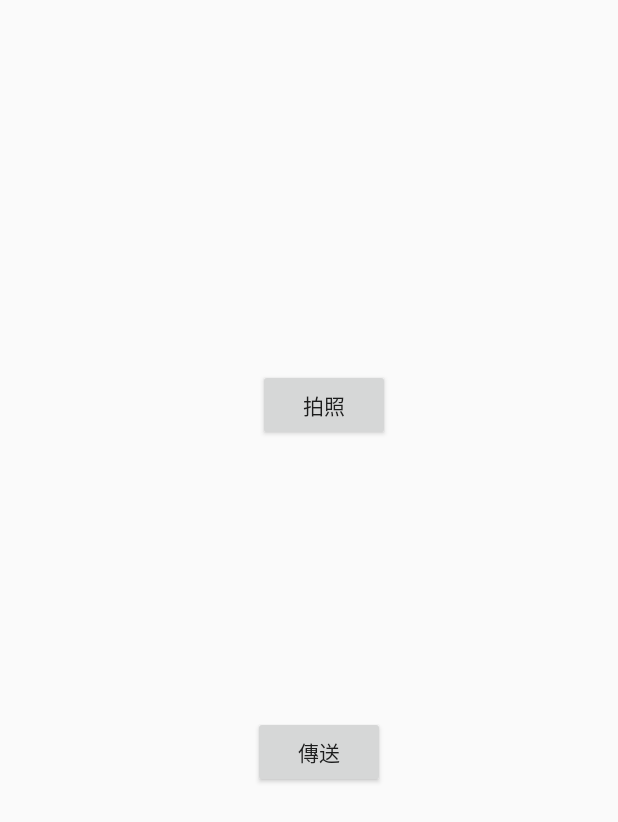
After one commit to kevin77688/Face_recognition, an Android app: the student_upload screen opened directly, with no data from a screen before it, on a phone screen of 412 x 824 dp. The commit adds this screen. Shown: the top 822 px of the screen. Run offline under Robolectric (Android 15) with nearby library versions, the phone set to English and light mode, and no system bars; our stand-ins replace RxJava; pictures from the network do not load.

Commit message:
upload avatar

```diff
--- a/project_app/app/src/main/java/com/example/myapplication/Retrofit/IMyService.java
+++ b/project_app/app/src/main/java/com/example/myapplication/Retrofit/IMyService.java
@@ -1,9 +1,14 @@
 package com.example.myapplication.Retrofit;
 
 import io.reactivex.Observable;
+import okhttp3.MultipartBody;
+import okhttp3.RequestBody;
+import okhttp3.ResponseBody;
 import retrofit2.http.Field;
 import retrofit2.http.FormUrlEncoded;
+import retrofit2.http.Multipart;
 import retrofit2.http.POST;
+import retrofit2.http.Part;
 
 public interface IMyService {
     @POST("register")
@@ -27,4 +32,12 @@ public interface IMyService {
     Observable<String> findName(
             @Field("email") String email
     );
+    @Multipart
+    @POST("studentUpload")
+    Observable<ResponseBody> studentUpload(
+            // @Part("user_id") RequestBody id,
+            @Part("full_name") RequestBody fullName,
+            @Part MultipartBody.Part image
+            // @Part("other") RequestBody other
+    );
 }
--- a/project_app/app/src/main/java/com/example/myapplication/loginTest.java
+++ b/project_app/app/src/main/java/com/example/myapplication/loginTest.java
@@ -147,6 +147,7 @@ public class loginTest extends AppCompatActivity {
                         Toast.makeText(loginTest.this, "" + response, Toast.LENGTH_SHORT).show();
                     }
                 }));
+        goToPage(student_opertion.class);
     }
 
     private void loginUser(String email, String password) {
--- /dev/null
+++ b/project_app/app/src/main/java/com/example/myapplication/student_upload.java
@@ -0,0 +1,144 @@
+package com.example.myapplication;
+
+import java.io.ByteArrayOutputStream;
+import java.io.File;
+
+import android.Manifest;
+import android.content.ContentValues;
+import android.content.Intent;
+import android.content.pm.PackageManager;
+import android.database.Cursor;
+import android.graphics.Bitmap;
+import android.net.Uri;
+import android.os.Build;
+import android.os.Bundle;
+import android.os.Environment;
+import android.os.StrictMode;
+import android.provider.MediaStore;
+import android.support.annotation.NonNull;
+import android.support.annotation.Nullable;
+import android.support.annotation.RequiresApi;
+import android.support.v7.app.AppCompatActivity;
+import android.util.Log;
+import android.view.View;
+import android.view.View.OnClickListener;
+import android.widget.Button;
+import android.widget.ImageView;
+import android.widget.Toast;
+
+import com.example.myapplication.Retrofit.IMyService;
+import com.example.myapplication.Retrofit.RetrofitClient;
+
+import io.reactivex.android.schedulers.AndroidSchedulers;
+import io.reactivex.disposables.CompositeDisposable;
+import io.reactivex.functions.Consumer;
+import io.reactivex.schedulers.Schedulers;
+import okhttp3.MediaType;
+import okhttp3.MultipartBody;
+import okhttp3.RequestBody;
+import okhttp3.ResponseBody;
+import retrofit2.Retrofit;
+import retrofit2.http.Multipart;
+
+public class student_upload extends AppCompatActivity {
+    public static final int PERMISSION_CODE = 1000;
+    public static final int IMAGE_CAPTURED_CODE = 1001;
+    public static final String IMAGE_UNSPECIFIED = "image/*";
+    ImageView imageView = null;
+    Button buttonUpload = null;
+    Button buttonCapture = null;
+    Button buttonConfirm = null;
+    CompositeDisposable compositeDisposable = new CompositeDisposable();
+    IMyService iMyService;
+    Uri image_uri;
+    @Override
+    protected void onCreate(Bundle savedInstanceState){
+        super.onCreate(savedInstanceState);
+        setContentView(R.layout.activity_student_upload);
+
+        // Init Services
+        Retrofit retrofitClient = RetrofitClient.getInstance();
+        iMyService = retrofitClient.create(IMyService.class);
+
+        imageView = findViewById(R.id.imageView5);
+        buttonCapture = findViewById(R.id.capture_button);
+        buttonConfirm = findViewById(R.id.conform_button);
+        buttonCapture.setOnClickListener(new View.OnClickListener(){
+            public void onClick(View v){
+                if (Build.VERSION.SDK_INT >= Build.VERSION_CODES.M){
+                    if (checkSelfPermission(Manifest.permission.CAMERA) == PackageManager.PERMISSION_DENIED || checkSelfPermission(Manifest.permission.WRITE_EXTERNAL_STORAGE) == PackageManager.PERMISSION_DENIED){
+                        String[] permission = {Manifest.permission.CAMERA, Manifest.permission.WRITE_EXTERNAL_STORAGE};
+                        requestPermissions(permission, PERMISSION_CODE);
+                    }
+                    else {
+                        //permission already granted
+                        openCamera();
+                    }
+                }
+                else{
+                    //sysyem os < marshmallow
+                    openCamera();
+                }
+            }
+        });
+        buttonConfirm.setOnClickListener(new View.OnClickListener(){
+            public void onClick(View v){
+                File f = new File(getPath(image_uri));
+                RequestBody requestFile = RequestBody.create(MediaType.parse("multipart/form-data"), f);
+                MultipartBody.Part body = MultipartBody.Part.createFormData("image", f.getName(), requestFile);
+                RequestBody fullName = RequestBody.create(MediaType.parse("multipart/form-data"), "Your Name");
+                compositeDisposable.add(iMyService.studentUpload(fullName, body)
+                        .subscribeOn(Schedulers.io())
+                        .observeOn(AndroidSchedulers.mainThread())
+                        .subscribe(new Consumer<ResponseBody>() {
+                            @Override
+                            public void accept(ResponseBody responseBody) throws Exception {
+
+                            }
+                        }));
+            }
+        });
+    }
+
+    private void openCamera(){
+        ContentValues values = new ContentValues();
+        values.put(MediaStore.Images.Media.TITLE, "New Picture");
+        values.put(MediaStore.Images.Media.DESCRIPTION, "From the Camera");
+        image_uri = getContentResolver().insert(MediaStore.Images.Media.EXTERNAL_CONTENT_URI, values);
+        //Camera intent
+        Intent cameraIntent = new Intent(MediaStore.ACTION_IMAGE_CAPTURE);
+        cameraIntent.putExtra(MediaStore.EXTRA_OUTPUT, image_uri);
+        startActivityForResult(cameraIntent, IMAGE_CAPTURED_CODE);
+    }
+
+    public String getPath(Uri uri) {
+        String[] projection = {MediaStore.MediaColumns.DATA};
+        Cursor cursor = getContentResolver().query(uri, projection, null, null, null);
+        int column_index = cursor.getColumnIndexOrThrow(MediaStore.MediaColumns.DATA);
+        cursor.moveToFirst();
+        return cursor.getString(column_index);
+    }
+
+    //handling permission result
+    @Override
+    public void onRequestPermissionsResult(int requestCode, @NonNull String[] permissions, @NonNull int[] grantResults) {
+        switch(requestCode){
+            case PERMISSION_CODE:{
+                if (grantResults.length > 0 && grantResults[0] == PackageManager.PERMISSION_GRANTED){
+                    openCamera();
+                }
+                else {
+                    Toast.makeText(this, "Permission denied...", Toast.LENGTH_SHORT).show();
+                }
+            }
+        }
+    }
+
+    @Override
+    protected void onActivityResult(int requestCode, int resultCode, @Nullable Intent data) {
+        //called when image was captured from camera
+        if (resultCode == RESULT_OK){
+            imageView.setImageURI(image_uri);
+        }
+    }
+}
--- a/project_app/app/src/main/res/layout/activity_student_opertion.xml
+++ b/project_app/app/src/main/res/layout/activity_student_opertion.xml
@@ -64,7 +64,7 @@
         android:text="查看照片"
         android:textColor="@android:color/holo_blue_bright"
         android:textSize="18sp"
-        app:layout_constraintBottom_toTopOf="@+id/update_button"
+        app:layout_constraintBottom_toTopOf="@+id/upload_button"
         app:layout_constraintEnd_toEndOf="parent"
         app:layout_constraintHorizontal_bias="0.514"
         app:layout_constraintStart_toStartOf="parent"
@@ -72,7 +72,7 @@
         app:layout_constraintVertical_bias="0.647" />
 
     <Button
-        android:id="@+id/update_button"
+        android:id="@+id/upload_button"
         android:layout_width="236dp"
         android:layout_height="53dp"
         android:layout_marginBottom="20dp"
--- /dev/null
+++ b/project_app/app/src/main/res/layout/activity_student_upload.xml
@@ -0,0 +1,52 @@
+<?xml version="1.0" encoding="utf-8"?>
+<android.support.constraint.ConstraintLayout xmlns:android="http://schemas.android.com/apk/res/android"
+    xmlns:app="http://schemas.android.com/apk/res-auto"
+    xmlns:tools="http://schemas.android.com/tools"
+    android:layout_width="match_parent"
+    android:layout_height="match_parent"
+    tools:context=".student_upload">
+
+    <Button
+        android:id="@+id/capture_button"
+        android:layout_width="wrap_content"
+        android:layout_height="wrap_content"
+        android:layout_marginStart="172dp"
+        android:layout_marginTop="16dp"
+        android:layout_marginEnd="151dp"
+        android:layout_marginBottom="68dp"
+        android:text="拍照"
+        app:layout_constraintBottom_toTopOf="@+id/conform_button"
+        app:layout_constraintEnd_toEndOf="parent"
+        app:layout_constraintHorizontal_bias="0.0"
+        app:layout_constraintStart_toStartOf="parent"
+        app:layout_constraintTop_toBottomOf="@+id/imageView5" />
+
+    <Button
+        android:id="@+id/conform_button"
+        android:layout_width="wrap_content"
+        android:layout_height="wrap_content"
+        android:layout_marginStart="168dp"
+        android:layout_marginTop="16dp"
+        android:layout_marginEnd="155dp"
+        android:layout_marginBottom="200dp"
+        android:text="傳送"
+        app:layout_constraintBottom_toBottomOf="parent"
+        app:layout_constraintEnd_toEndOf="parent"
+        app:layout_constraintHorizontal_bias="1.0"
+        app:layout_constraintStart_toStartOf="parent"
+        app:layout_constraintTop_toBottomOf="@+id/capture_button" />
+
+    <ImageView
+        android:id="@+id/imageView5"
+        android:layout_width="wrap_content"
+        android:layout_height="wrap_content"
+        android:layout_marginStart="32dp"
+        android:layout_marginEnd="32dp"
+        android:layout_marginBottom="32dp"
+        app:layout_constraintBottom_toTopOf="@+id/capture_button"
+        app:layout_constraintEnd_toEndOf="parent"
+        app:layout_constraintHorizontal_bias="0.497"
+        app:layout_constraintStart_toStartOf="parent"
+        app:layout_constraintTop_toTopOf="parent"
+        tools:srcCompat="@tools:sample/avatars" />
+</android.support.constraint.ConstraintLayout>
```
Also changed, not shown: project_app/app/src/main/AndroidManifest.xml (+6 -5 lines), project_app/app/src/main/java/com/example/myapplication/student_opertion.java (+20 -3 lines), 5 other files.
